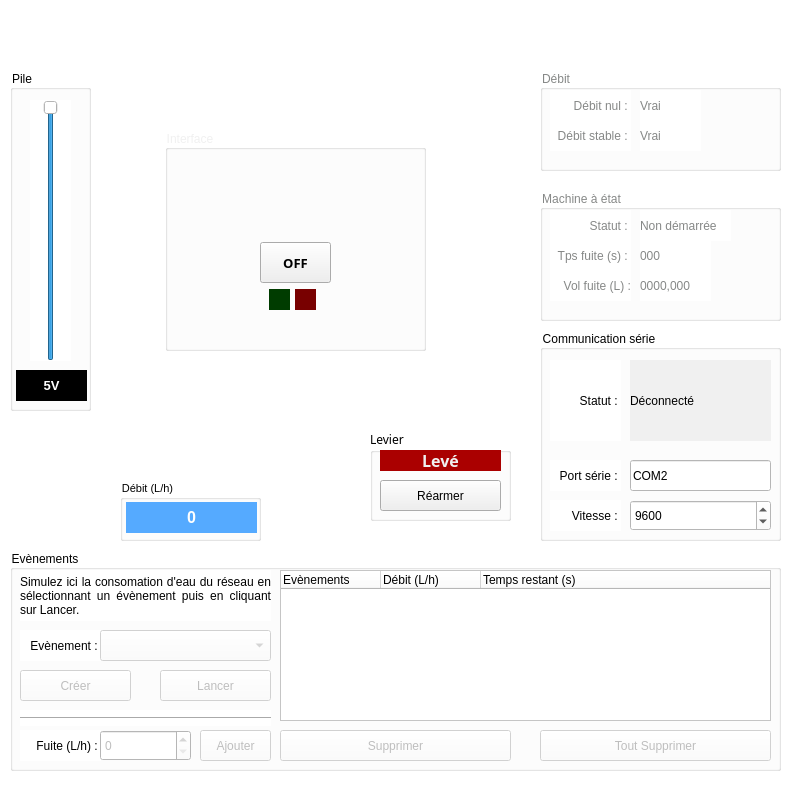
First picture: the form in mainwindow.ui, repository ml4nC3/ClipFlow, before the edit.
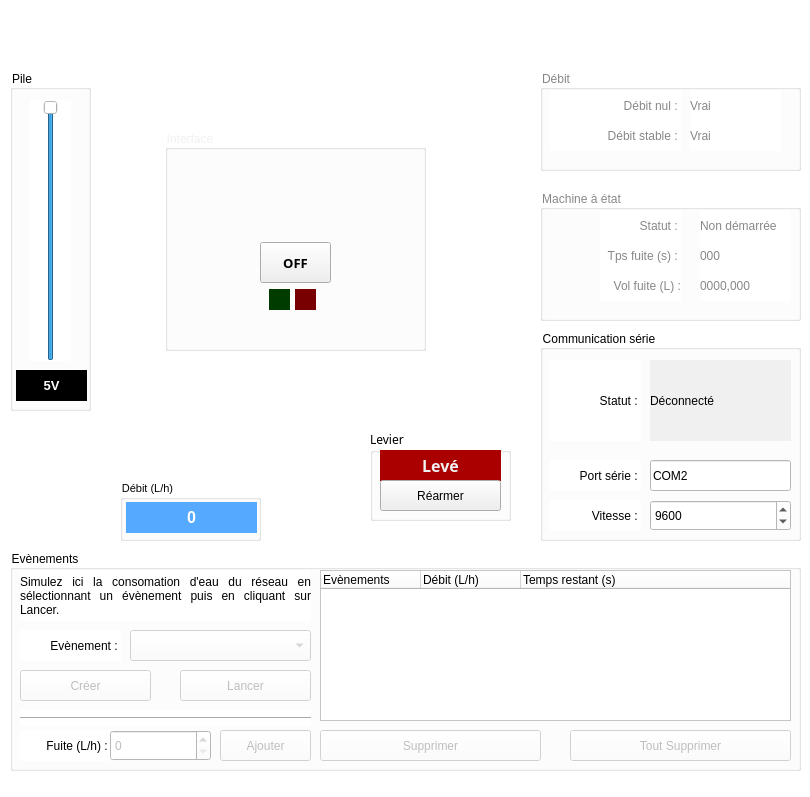
Second picture: the form after the edit. Icons and pictures are not drawn.

Commit message: More GUI adjustments and exe update

Diff of the .ui file:
```diff
--- a/mainwindow.ui
+++ b/mainwindow.ui
@@ -6,7 +6,7 @@
    <rect>
     <x>0</x>
     <y>0</y>
-    <width>800</width>
+    <width>810</width>
     <height>797</height>
    </rect>
   </property>
@@ -18,7 +18,7 @@
   </property>
   <property name="maximumSize">
    <size>
-    <width>800</width>
+    <width>810</width>
     <height>1000</height>
    </size>
   </property>
@@ -76,7 +76,7 @@
        <x>10</x>
        <y>20</y>
        <width>121</width>
-       <height>21</height>
+       <height>31</height>
       </rect>
      </property>
      <property name="font">
@@ -165,7 +165,7 @@
      <rect>
       <x>10</x>
       <y>550</y>
-      <width>771</width>
+      <width>791</width>
       <height>221</height>
      </rect>
     </property>
@@ -181,9 +181,9 @@
      </property>
      <property name="geometry">
       <rect>
-       <x>90</x>
+       <x>120</x>
        <y>80</y>
-       <width>171</width>
+       <width>181</width>
        <height>31</height>
       </rect>
      </property>
@@ -193,7 +193,7 @@
       <rect>
        <x>10</x>
        <y>80</y>
-       <width>81</width>
+       <width>101</width>
        <height>31</height>
       </rect>
      </property>
@@ -210,9 +210,9 @@
      </property>
      <property name="geometry">
       <rect>
-       <x>150</x>
+       <x>170</x>
        <y>120</y>
-       <width>111</width>
+       <width>131</width>
        <height>31</height>
       </rect>
      </property>
@@ -228,7 +228,7 @@
       <rect>
        <x>10</x>
        <y>120</y>
-       <width>111</width>
+       <width>131</width>
        <height>31</height>
       </rect>
      </property>
@@ -241,7 +241,7 @@
       <rect>
        <x>10</x>
        <y>180</y>
-       <width>81</width>
+       <width>91</width>
        <height>31</height>
       </rect>
      </property>
@@ -258,9 +258,9 @@
      </property>
      <property name="geometry">
       <rect>
-       <x>90</x>
+       <x>100</x>
        <y>180</y>
-       <width>91</width>
+       <width>101</width>
        <height>31</height>
       </rect>
      </property>
@@ -277,9 +277,9 @@
      </property>
      <property name="geometry">
       <rect>
-       <x>190</x>
+       <x>210</x>
        <y>180</y>
-       <width>71</width>
+       <width>91</width>
        <height>31</height>
       </rect>
      </property>
@@ -292,7 +292,7 @@
       <rect>
        <x>10</x>
        <y>160</y>
-       <width>251</width>
+       <width>291</width>
        <height>16</height>
       </rect>
      </property>
@@ -306,9 +306,9 @@
      </property>
      <property name="geometry">
       <rect>
-       <x>270</x>
+       <x>310</x>
        <y>180</y>
-       <width>231</width>
+       <width>221</width>
        <height>31</height>
       </rect>
      </property>
@@ -322,9 +322,9 @@
      </property>
      <property name="geometry">
       <rect>
-       <x>530</x>
+       <x>560</x>
        <y>180</y>
-       <width>231</width>
+       <width>221</width>
        <height>31</height>
       </rect>
      </property>
@@ -335,9 +335,9 @@
     <widget class="QTreeWidget" name="tree_events">
      <property name="geometry">
       <rect>
-       <x>270</x>
+       <x>310</x>
        <y>20</y>
-       <width>491</width>
+       <width>471</width>
        <height>151</height>
       </rect>
      </property>
@@ -365,7 +365,7 @@
       <rect>
        <x>10</x>
        <y>20</y>
-       <width>251</width>
+       <width>291</width>
        <height>51</height>
       </rect>
      </property>
@@ -400,7 +400,7 @@
      <rect>
       <x>540</x>
       <y>330</y>
-      <width>241</width>
+      <width>261</width>
       <height>211</height>
      </rect>
     </property>
@@ -415,7 +415,7 @@
       <rect>
        <x>10</x>
        <y>130</y>
-       <width>71</width>
+       <width>91</width>
        <height>31</height>
       </rect>
      </property>
@@ -429,7 +429,7 @@
     <widget class="QLineEdit" name="lineEdit_com_port">
      <property name="geometry">
       <rect>
-       <x>90</x>
+       <x>110</x>
        <y>130</y>
        <width>141</width>
        <height>31</height>
@@ -444,7 +444,7 @@
       <rect>
        <x>10</x>
        <y>170</y>
-       <width>71</width>
+       <width>91</width>
        <height>31</height>
       </rect>
      </property>
@@ -460,7 +460,7 @@
       <rect>
        <x>10</x>
        <y>30</y>
-       <width>71</width>
+       <width>91</width>
        <height>81</height>
       </rect>
      </property>
@@ -474,7 +474,7 @@
     <widget class="QLabel" name="lbl_com_status_text">
      <property name="geometry">
       <rect>
-       <x>90</x>
+       <x>110</x>
        <y>30</y>
        <width>141</width>
        <height>81</height>
@@ -496,7 +496,7 @@
     <widget class="QSpinBox" name="spinBox_baudrate">
      <property name="geometry">
       <rect>
-       <x>90</x>
+       <x>110</x>
        <y>170</y>
        <width>141</width>
        <height>31</height>
@@ -672,7 +672,7 @@
      <rect>
       <x>540</x>
       <y>190</y>
-      <width>241</width>
+      <width>261</width>
       <height>131</height>
      </rect>
     </property>
@@ -685,7 +685,7 @@
     <widget class="QLabel" name="lbl_fsm_state_value">
      <property name="geometry">
       <rect>
-       <x>100</x>
+       <x>160</x>
        <y>20</y>
        <width>91</width>
        <height>31</height>
@@ -698,7 +698,7 @@
     <widget class="QLabel" name="lbl_fsm_state_text">
      <property name="geometry">
       <rect>
-       <x>10</x>
+       <x>60</x>
        <y>20</y>
        <width>81</width>
        <height>31</height>
@@ -714,7 +714,7 @@
     <widget class="QLabel" name="lbl_leak_vol_text">
      <property name="geometry">
       <rect>
-       <x>10</x>
+       <x>60</x>
        <y>50</y>
        <width>81</width>
        <height>31</height>
@@ -730,9 +730,9 @@
     <widget class="QLabel" name="lbl_leak_vol_value">
      <property name="geometry">
       <rect>
-       <x>100</x>
+       <x>160</x>
        <y>80</y>
-       <width>71</width>
+       <width>91</width>
        <height>31</height>
       </rect>
      </property>
@@ -743,9 +743,9 @@
     <widget class="QLabel" name="lbl_leak_time_value">
      <property name="geometry">
       <rect>
-       <x>100</x>
+       <x>160</x>
        <y>50</y>
-       <width>71</width>
+       <width>91</width>
        <height>31</height>
       </rect>
      </property>
@@ -756,7 +756,7 @@
     <widget class="QLabel" name="lbl_leak_time_text">
      <property name="geometry">
       <rect>
-       <x>10</x>
+       <x>60</x>
        <y>80</y>
        <width>81</width>
        <height>31</height>
@@ -775,7 +775,7 @@
      <rect>
       <x>540</x>
       <y>70</y>
-      <width>241</width>
+      <width>261</width>
       <height>101</height>
      </rect>
     </property>
@@ -788,9 +788,9 @@
     <widget class="QLabel" name="lbl_stable_flow_value">
      <property name="geometry">
       <rect>
-       <x>100</x>
+       <x>150</x>
        <y>50</y>
-       <width>61</width>
+       <width>91</width>
        <height>31</height>
       </rect>
      </property>
@@ -803,7 +803,7 @@
       <rect>
        <x>10</x>
        <y>20</y>
-       <width>81</width>
+       <width>131</width>
        <height>31</height>
       </rect>
      </property>
@@ -819,7 +819,7 @@
       <rect>
        <x>10</x>
        <y>50</y>
-       <width>81</width>
+       <width>131</width>
        <height>31</height>
       </rect>
      </property>
@@ -833,9 +833,9 @@
     <widget class="QLabel" name="lbl_null_flow_value">
      <property name="geometry">
       <rect>
-       <x>100</x>
+       <x>150</x>
        <y>20</y>
-       <width>61</width>
+       <width>91</width>
        <height>31</height>
       </rect>
      </property>
```
The commit also changes 2 other files.
